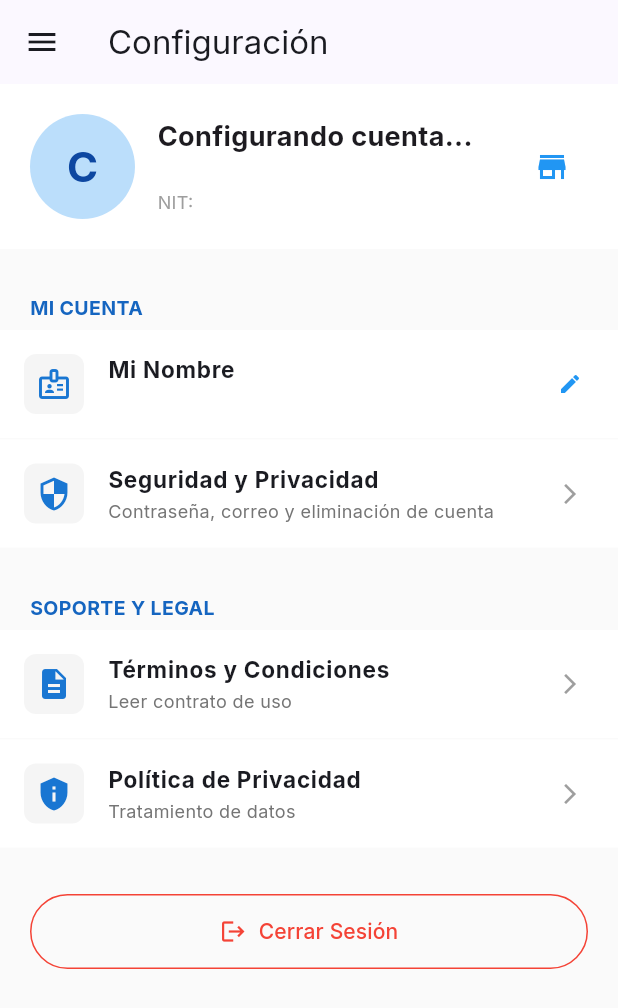
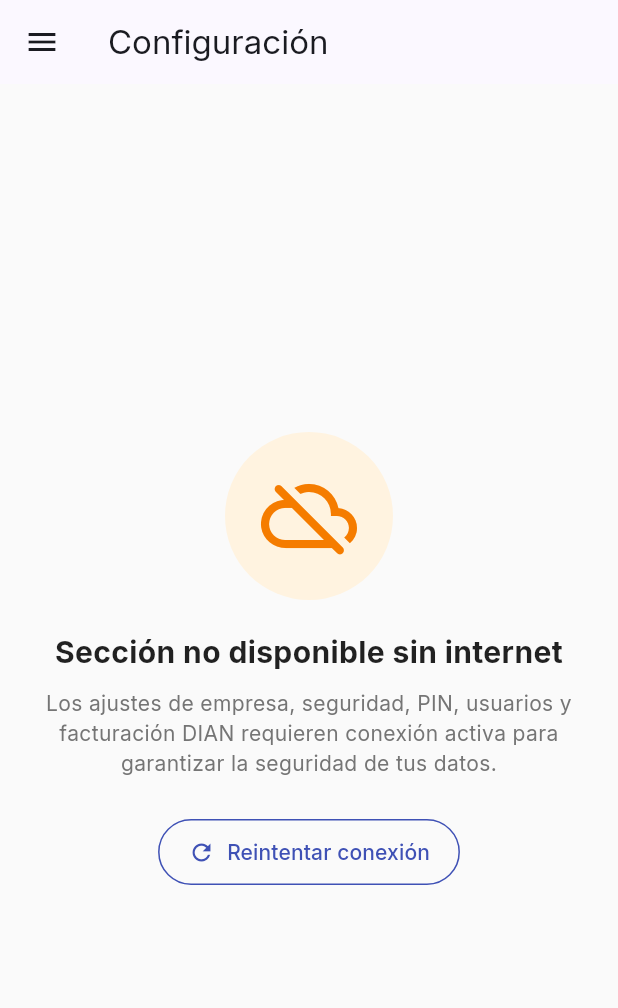
Before and after one commit to CesarRivera003/kontanegocios, a Flutter app: the SettingsScreen screen opened directly, on a phone screen of 412 x 824 dp. Shown: the top 1008 px of the screen. Run offline on Flutter 3.47's test engine with Material 3 defaults, Android fonts, the phone set to English and light mode, and no system bars; our stand-ins replace cloud_firestore, cloud_functions, connectivity_plus, file_picker, firebase_auth, firebase_core and 12 more; missing offline and left inert: excel, mobile_scanner, purchases_flutter, universal_html; accounts and stored records are empty; network calls fail.

Commit message:
Se prohibe el ingreso a configuracion estando offline

```diff
--- a/lib/features/settings/presentation/settings_screen.dart
+++ b/lib/features/settings/presentation/settings_screen.dart
@@ -13,6 +13,7 @@ import '../../auth/domain/user_model.dart'; // Para UserRole
 import '../../inventory/presentation/inventory_providers.dart';
 import '../../auth/presentation/user_profile_provider.dart';
 import '../../clients/presentation/client_providers.dart';
+import '../../../core/services/network_connectivity_service.dart';
 
 class SettingsScreen extends ConsumerWidget {
   const SettingsScreen({super.key});
@@ -20,6 +21,81 @@ class SettingsScreen extends ConsumerWidget {
   @override
   Widget build(BuildContext context, WidgetRef ref) {
     final isMobile = MediaQuery.of(context).size.width <= 900;
+
+    // 🔒 REGLA DE SEGURIDAD OFFLINE: Configuración solo con internet
+    final networkStatus = ref.watch(networkConnectivityProvider);
+    final bool isOnline = networkStatus != NetworkStatus.offline;
+
+    if (!isOnline) {
+      return Scaffold(
+        backgroundColor: Colors.grey[50],
+        appBar: AppBar(
+          leading: isMobile ? IconButton(
+            icon: const Icon(Icons.menu),
+            onPressed: () {
+              DashboardShell.scaffoldKey.currentState?.openDrawer();
+            },
+          ) : null,
+          title: const Text('Configuración'),
+        ),
+        body: Center(
+          child: Padding(
+            padding: const EdgeInsets.symmetric(horizontal: 30),
+            child: Column(
+              mainAxisAlignment: MainAxisAlignment.center,
+              children: [
+                Container(
+                  padding: const EdgeInsets.all(24),
+                  decoration: BoxDecoration(
+                    color: Colors.orange.shade50,
+                    shape: BoxShape.circle,
+                  ),
+                  child: Icon(
+                    Icons.cloud_off_rounded,
+                    size: 64,
+                    color: Colors.orange.shade700,
+                  ),
+                ),
+                const SizedBox(height: 20),
+                const Text(
+                  'Sección no disponible sin internet',
+                  style: TextStyle(
+                    fontSize: 20,
+                    fontWeight: FontWeight.bold,
+                    color: Colors.black87,
+                  ),
+                  textAlign: TextAlign.center,
+                ),
+                const SizedBox(height: 10),
+                Text(
+                  'Los ajustes de empresa, seguridad, PIN, usuarios y facturación DIAN requieren conexión activa para garantizar la seguridad de tus datos.',
+                  style: TextStyle(
+                    fontSize: 14,
+                    color: Colors.grey.shade600,
+                    height: 1.4,
+                  ),
+                  textAlign: TextAlign.center,
+                ),
+                const SizedBox(height: 25),
+                OutlinedButton.icon(
+                  onPressed: () {
+                    // Fuerza un re-chequeo manual inmediato de la conexión
+                    ref.read(networkConnectivityProvider.notifier).checkConnectionNow();
+                  },
+                  icon: const Icon(Icons.refresh),
+                  label: const Text('Reintentar conexión'),
+                  style: OutlinedButton.styleFrom(
+                    foregroundColor: Colors.indigo,
+                    side: const BorderSide(color: Colors.indigo),
+                    padding: const EdgeInsets.symmetric(horizontal: 20, vertical: 12),
+                  ),
+                ),
+              ],
+            ),
+          ),
+        ),
+      );
+    }
 
     final profileAsync = ref.watch(companyProfileProvider);
     final user = ref.watch(authRepositoryProvider).currentUser;
```
